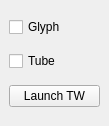
The window that Code/GUI/lib/Resources/TrackDockWidget.ui (gofigure2/GoFigure2) describes before a commit, drawn with Qt 5.
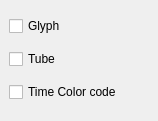
The same window after the commit.

Commit message: ENH: time color coding on new tracks

Patch:
```diff
--- a/Code/GUI/lib/Resources/TrackDockWidget.ui
+++ b/Code/GUI/lib/Resources/TrackDockWidget.ui
@@ -6,8 +6,8 @@
    <rect>
     <x>0</x>
     <y>0</y>
-    <width>109</width>
-    <height>126</height>
+    <width>158</width>
+    <height>121</height>
    </rect>
   </property>
   <property name="windowTitle">
@@ -30,9 +30,9 @@
      </widget>
     </item>
     <item row="2" column="0">
-     <widget class="QPushButton" name="twPush">
+     <widget class="QCheckBox" name="time">
       <property name="text">
-       <string>Launch TW</string>
+       <string>Time Color code</string>
       </property>
      </widget>
     </item>
```
The commit also changes 6 other files.
